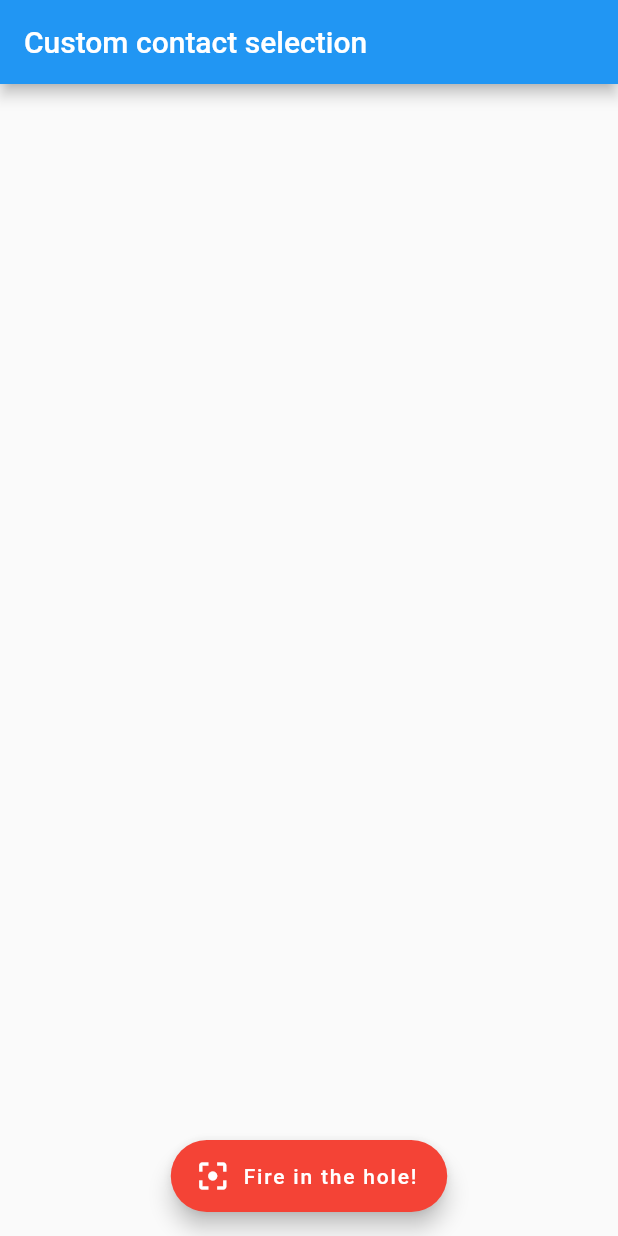
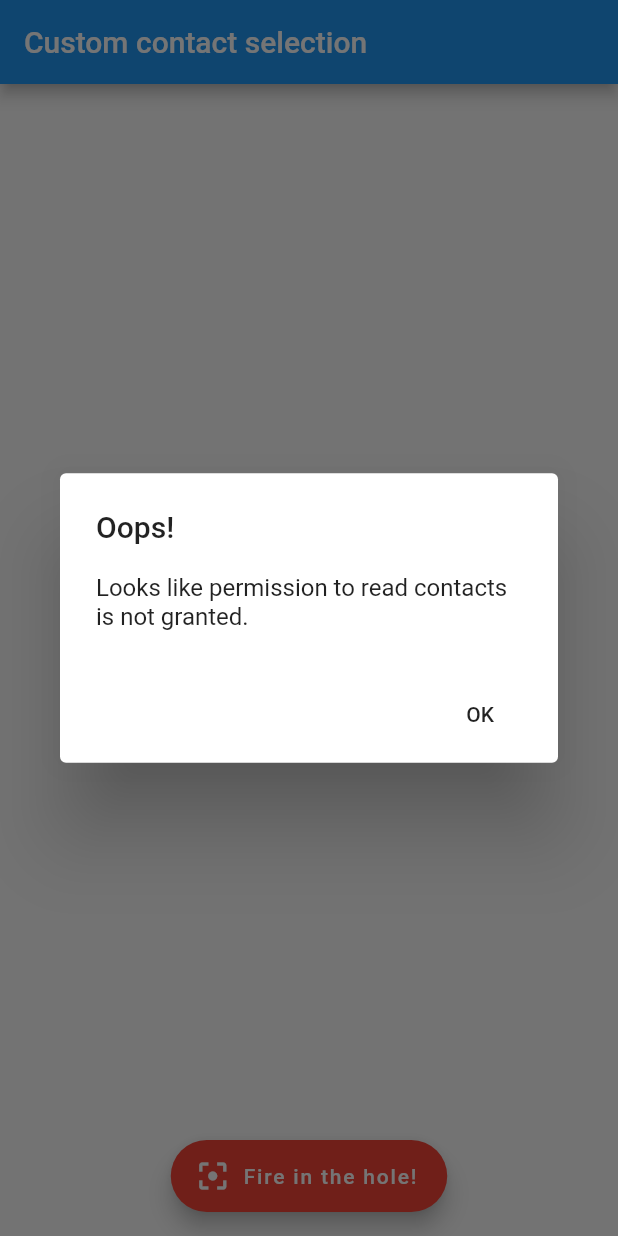
Before and after one commit to wal33d006/custom_contact_selection, a Flutter app: the screen it shows after launch, on a phone screen of 412 x 824 dp. Run offline on Flutter 3.47's test engine with Material 2 defaults, Android fonts, the phone set to English and light mode, and no system bars; our stand-ins replace contacts_service; missing offline and left inert: simple_permissions.

Commit message:
Fix crash on Android in case permisison denial/delay.

```diff
--- a/lib/main.dart
+++ b/lib/main.dart
@@ -1,3 +1,5 @@
+import 'dart:async';
+
 import 'package:flutter/material.dart';
 import 'package:contacts_service/contacts_service.dart';
 import 'package:simple_permissions/simple_permissions.dart';
@@ -54,10 +56,26 @@ class _MyHomePageState extends State<MyHomePage> {
 
   @override
   void initState() {
-    // TODO: implement initState
     super.initState();
-    getContactsPermission();
-    refreshContacts();
+    getContactsPermission().then((granted) {
+      if (granted) {
+        refreshContacts();
+      } else {
+        showDialog(
+          context: context,
+          builder: (context) => AlertDialog(
+                title: const Text('Oops!'),
+                content: const Text('Looks like permission to read contacts is not granted.'),
+                actions: <Widget>[
+                  FlatButton(
+                    child: const Text('OK'),
+                    onPressed: () => Navigator.pop(context),
+                  ),
+                ],
+              ),
+        );
+      }
+    });
   }
 
   @override
@@ -164,9 +182,8 @@ class _MyHomePageState extends State<MyHomePage> {
     });
   }
 
-  void getContactsPermission() {
-    SimplePermissions.requestPermission(Permission.ReadContacts);
-  }
+  Future<bool> getContactsPermission() =>
+      SimplePermissions.requestPermission(Permission.ReadContacts);
 }
 
 class CustomContact {
```
